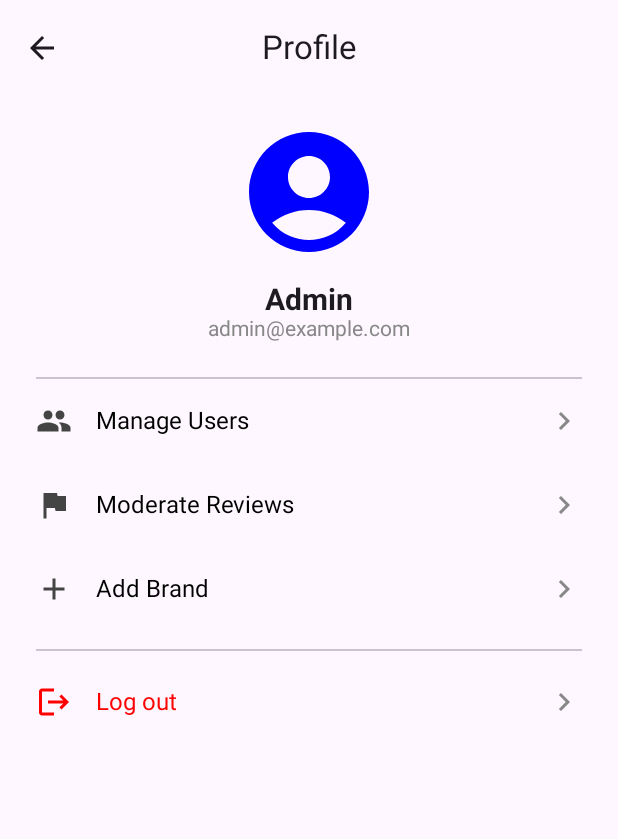
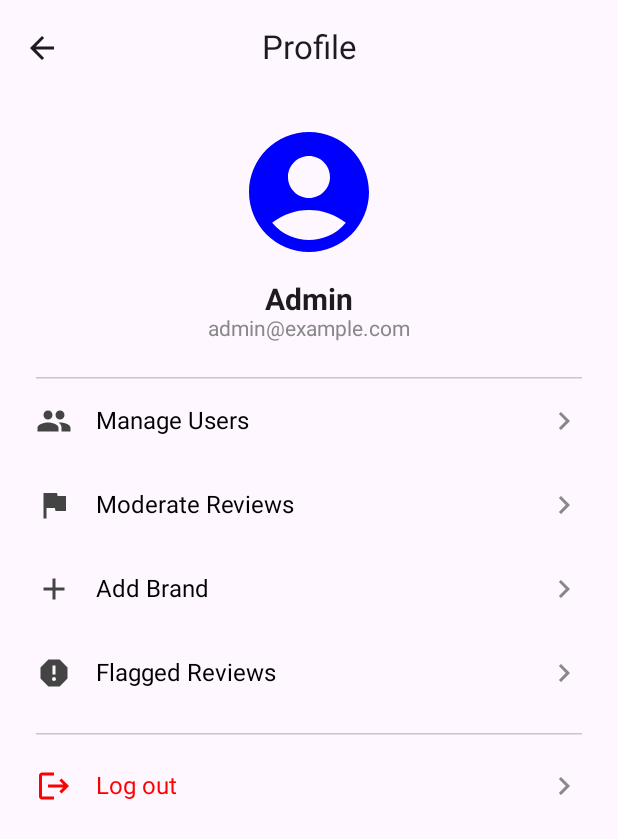
Before and after one commit to myofficework000/ReviewApp, an Android app built with Jetpack Compose: the @Preview function AdminHomeScreenPreview, on a phone screen of 412 x 824 dp. Shown: the top 839 px of the screen. Run offline under Robolectric (Android 15) with nearby library versions, the phone set to English and light mode, and no system bars; our stand-ins replace constraintlayout-compose.

Commit message:
Added feature reviews

```diff
--- a/app/src/main/java/com/code4galaxy/reviewnow/view/feature/admin/home/AdminHomeScreen.kt
+++ b/app/src/main/java/com/code4galaxy/reviewnow/view/feature/admin/home/AdminHomeScreen.kt
@@ -3,9 +3,9 @@ package com.code4galaxy.reviewnow.view.feature.admin.home
 import androidx.compose.foundation.clickable
 import androidx.compose.foundation.layout.*
 import androidx.compose.foundation.shape.CircleShape
-import androidx.compose.foundation.shape.RoundedCornerShape
 import androidx.compose.material.icons.Icons
 import androidx.compose.material.icons.filled.*
+import androidx.compose.material.icons.automirrored.filled.KeyboardArrowRight
 import androidx.compose.material3.*
 import androidx.compose.runtime.Composable
 import androidx.compose.ui.Alignment
@@ -13,15 +13,15 @@ import androidx.compose.ui.Modifier
 import androidx.compose.ui.draw.clip
 import androidx.compose.ui.graphics.Color
 import androidx.compose.ui.graphics.vector.ImageVector
+import androidx.compose.ui.res.dimensionResource
+import androidx.compose.ui.res.stringResource
 import androidx.compose.ui.text.font.FontWeight
 import androidx.compose.ui.tooling.preview.Preview
 import androidx.compose.ui.unit.dp
 import androidx.compose.ui.unit.sp
-import androidx.compose.ui.res.dimensionResource
-import com.code4galaxy.reviewnow.R
-import androidx.compose.ui.res.stringResource
 import androidx.constraintlayout.compose.ConstraintLayout
 import androidx.constraintlayout.compose.Dimension
+import com.code4galaxy.reviewnow.R
 
 @OptIn(ExperimentalMaterial3Api::class)
 @Composable
@@ -31,6 +31,7 @@ fun AdminHomeScreen(
     onManageUsersClick: () -> Unit = {},
     onModerateReviewsClick: () -> Unit = {},
     onAddBrandClick: () -> Unit = {},
+    onFlaggedReviewsClick: () -> Unit = {},
     onLogout: () -> Unit = {}
 ) {
     Scaffold(
@@ -56,7 +57,7 @@ fun AdminHomeScreen(
         ) {
             val (avatar, nameEmail, actions, logout) = createRefs()
 
-            // Avatar Icon
+            // Avatar
             Icon(
                 imageVector = Icons.Default.AccountCircle,
                 contentDescription = stringResource(id = R.string.avatar),
@@ -71,7 +72,7 @@ fun AdminHomeScreen(
                 tint = Color.Blue
             )
 
-            // Admin Name & Email
+            // Name and Email
             Column(
                 horizontalAlignment = Alignment.CenterHorizontally,
                 modifier = Modifier
@@ -96,11 +97,12 @@ fun AdminHomeScreen(
                         width = Dimension.fillToConstraints
                     }
             ) {
-                Divider()
+                HorizontalDivider()
                 AdminActionItem(stringResource(id = R.string.manage_users), Icons.Default.People, onManageUsersClick)
                 AdminActionItem(stringResource(id = R.string.moderate_reviews), Icons.Default.Flag, onModerateReviewsClick)
                 AdminActionItem(stringResource(id = R.string.add_brand), Icons.Default.Add, onAddBrandClick)
-                Divider(
+                AdminActionItem(stringResource(id = R.string.flagged_reviews), Icons.Default.Report, onFlaggedReviewsClick)
+                HorizontalDivider(
                     modifier = Modifier.padding(
                         top = dimensionResource(id = R.dimen.dimen_12_dp),
                         bottom = dimensionResource(id = R.dimen.dimen_6_dp)
@@ -108,7 +110,7 @@ fun AdminHomeScreen(
                 )
             }
 
-            // Logout — wrapped in Box so we can apply constrainAs
+            // Logout
             Box(
                 modifier = Modifier.constrainAs(logout) {
                     top.linkTo(actions.bottom)
@@ -152,7 +154,7 @@ fun AdminActionItem(
             color = textColor,
             modifier = Modifier.weight(1f)
         )
-        Icon(Icons.Default.KeyboardArrowRight, contentDescription = null, tint = Color.Gray)
+        Icon(Icons.AutoMirrored.Filled.KeyboardArrowRight, contentDescription = null, tint = Color.Gray)
     }
 }
 
--- a/app/src/main/res/values/strings.xml
+++ b/app/src/main/res/values/strings.xml
@@ -22,4 +22,5 @@
     <string name="profile">Profile</string>
     <string name="back">Back</string>
     <string name="avatar">Avatar</string>
+    <string name="flagged_reviews">Flagged Reviews</string>
 </resources>
```
